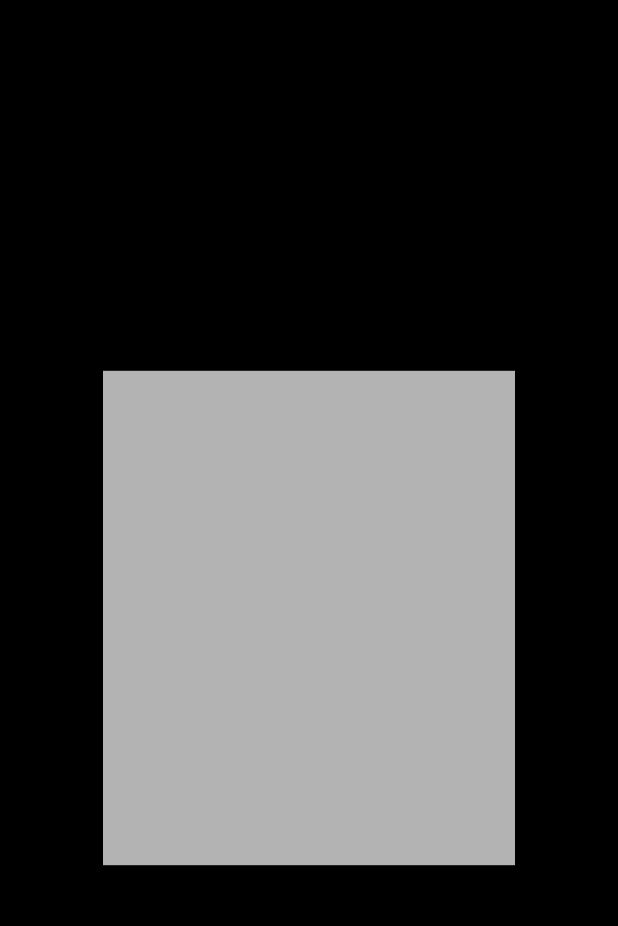
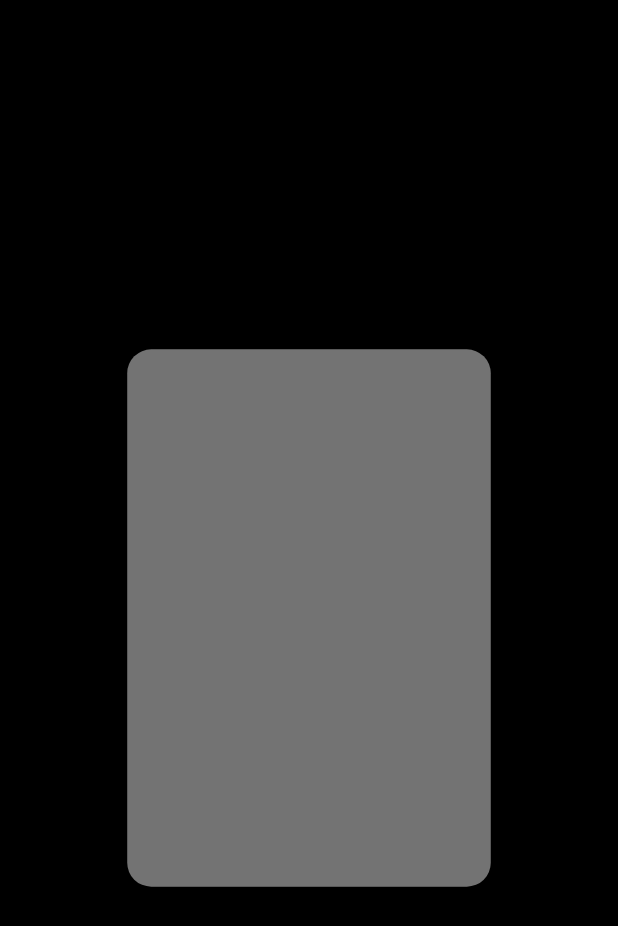
Before and after one commit to JAICHANGPARK/flutter_notebook_8th_story, a Flutter app: the screen it shows after launch, on a phone screen of 412 x 824 dp. Shown: the top 926 px of the screen. Run offline on Flutter 3.47's test engine with Material 2 defaults, Android fonts, the phone set to English and light mode, and no system bars; our stand-ins replace badges, flutter_hooks, google_fonts, hooks_riverpod, state_notifier.

Commit message:
Update banking_app.dart

```diff
--- a/lib/ep594_banking_app/banking_app.dart
+++ b/lib/ep594_banking_app/banking_app.dart
@@ -20,20 +20,21 @@ class BankingCardPage extends StatelessWidget {
       backgroundColor: Colors.black,
       body: Center(
         child: Container(
-          height: MediaQuery.of(context).size.height / 2.5,
-          width: MediaQuery.of(context).size.width / 1.5,
+          height: MediaQuery.of(context).size.height / 2.3,
+          width: MediaQuery.of(context).size.width / 1.7,
           decoration: BoxDecoration(
-            color: Colors.black.withOpacity(0.7)
+            color: Colors.white.withOpacity(0.5),
+            borderRadius: BorderRadius.circular(16)
           ),
           child: BackdropFilter(
             filter: ImageFilter.blur(
-              sigmaX: 0.2,
-              sigmaY: 0.2,
+              sigmaX: 0.1,
+              sigmaY: 0.1,
 
             ),
             child: Container(
               decoration: BoxDecoration(
-                color: Colors.white.withOpacity(0.7)
+                color: Colors.black.withOpacity(0.1)
               ),
             ),
           ),
```
